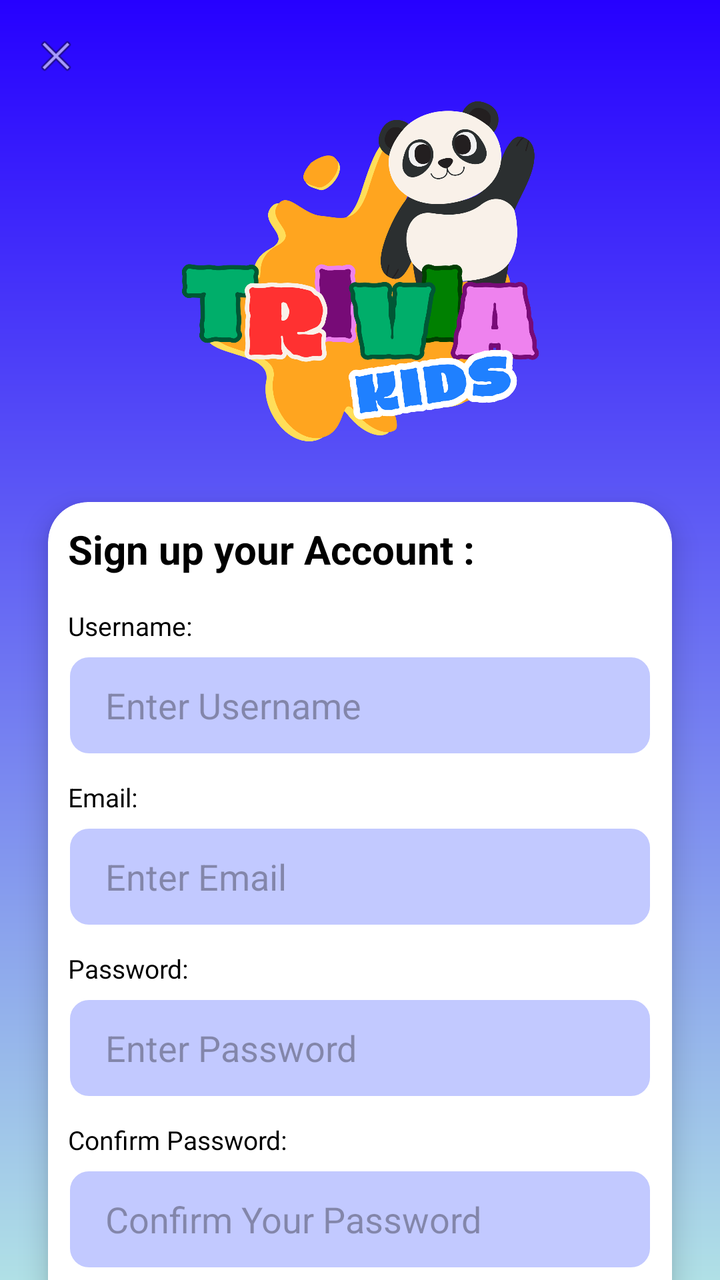
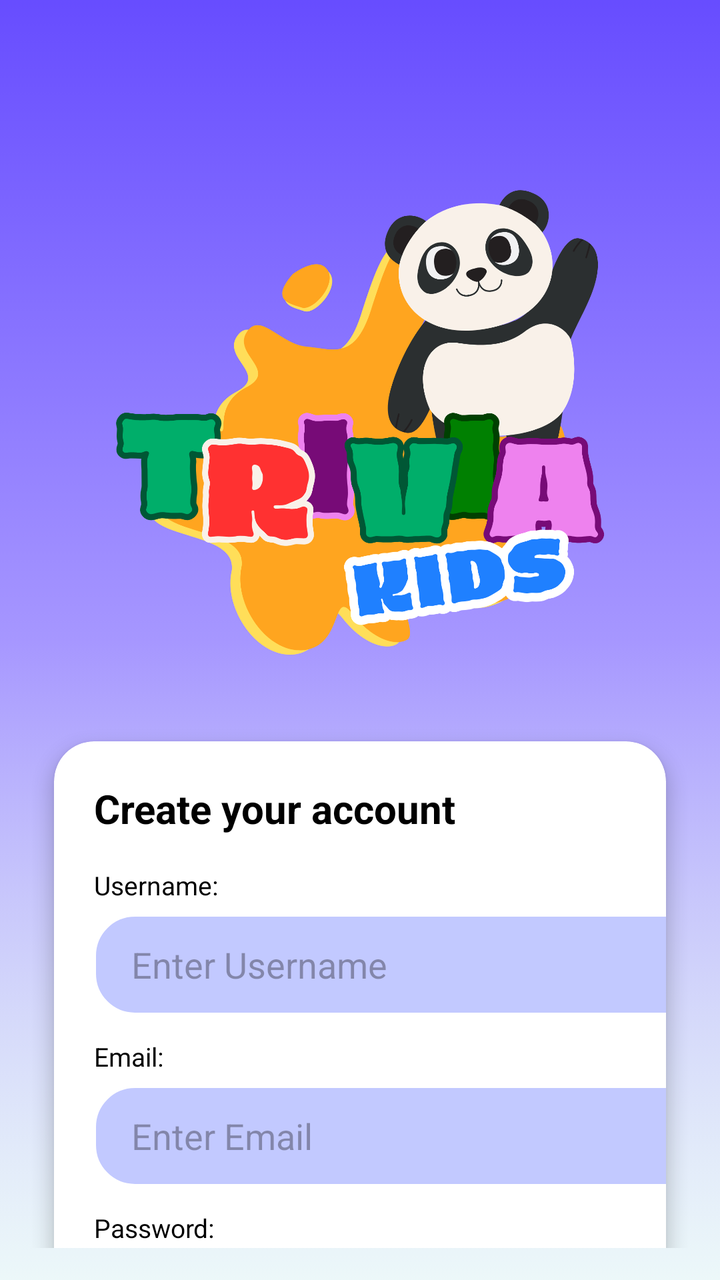

Screens rendered from an Android XML layout before and after an edit, with the pre-edit source and the edit as a unified diff.
<!-- AndroidManifest.xml: application theme Theme.QuizApp -->
<!-- res/layout/signup_page.xml -->
<?xml version="1.0" encoding="utf-8"?>
<androidx.constraintlayout.widget.ConstraintLayout
    xmlns:android="http://schemas.android.com/apk/res/android"
    xmlns:app="http://schemas.android.com/apk/res-auto"
    xmlns:tools="http://schemas.android.com/tools"
    android:layout_width="match_parent"
    android:layout_height="match_parent"
    android:background="@drawable/bg">

    <ImageView
        android:id="@+id/btnClose"
        android:layout_width="24dp"
        android:layout_height="24dp"
        android:layout_margin="16dp"
        android:src="@android:drawable/ic_menu_close_clear_cancel"
        app:layout_constraintStart_toStartOf="parent"
        app:layout_constraintTop_toTopOf="parent"/>

    <ImageView
        android:id="@+id/imgLogo"
        android:layout_width="205dp"
        android:layout_height="183dp"
        android:layout_marginTop="4dp"
        android:src="@drawable/logotrivia"
        app:layout_constraintEnd_toEndOf="parent"
        app:layout_constraintStart_toStartOf="parent"
        app:layout_constraintTop_toBottomOf="@id/btnClose" />

    <androidx.cardview.widget.CardView
        android:layout_width="0dp"
        android:layout_height="wrap_content"
        android:layout_margin="24dp"
        app:cardCornerRadius="20dp"
        app:cardElevation="8dp"
        app:layout_constraintTop_toBottomOf="@id/imgLogo"
        app:layout_constraintStart_toStartOf="parent"
        app:layout_constraintEnd_toEndOf="parent">

        <LinearLayout
            android:layout_width="match_parent"
            android:layout_height="match_parent"
            android:orientation="vertical"
            android:padding="10dp">

            
            <TextView
                android:layout_width="wrap_content"
                android:layout_height="wrap_content"
                android:layout_marginBottom="16dp"
                android:text="Sign up your Account :"
                android:textColor="#000000"
                android:textSize="20sp"
                android:textStyle="bold" />

            
            <TextView
                android:layout_width="wrap_content"
                android:layout_height="wrap_content"
                android:text="Username:"
                android:textColor="#000000"
                android:textSize="13sp" />

            <EditText
                android:id="@+id/etUsername"
                android:layout_width="match_parent"
                android:layout_height="50dp"
                android:layout_marginTop="6dp"
                android:layout_marginBottom="12dp"
                android:background="@drawable/edit_text_rounded_corner"
                android:paddingStart="10dp"
                android:paddingLeft="10dp"
                android:hint="  Enter Username"
                android:inputType="textPersonName" />

            
            <TextView
                android:layout_width="wrap_content"
                android:layout_height="wrap_content"
                android:text="Email:"
                android:textColor="#000000"
                android:textSize="13sp" />

            <EditText
                android:id="@+id/etEmail"
                android:layout_width="match_parent"
                android:layout_height="50dp"
                android:layout_marginTop="6dp"
                android:layout_marginBottom="12dp"
                android:background="@drawable/edit_text_rounded_corner"
                android:paddingStart="10dp"
                android:paddingLeft="10dp"
                android:hint="  Enter Email"
                android:inputType="textPersonName" />
            

            
            <TextView
                android:layout_width="wrap_content"
                android:layout_height="wrap_content"
                android:text="Password:"
                android:textColor="#000000"
                android:textSize="13sp" />

            <EditText
                android:id="@+id/etPassword"
                android:layout_width="match_parent"
                android:layout_height="50dp"
                android:layout_marginTop="6dp"
                android:layout_marginBottom="12dp"
                android:background="@drawable/edit_text_rounded_corner"
                android:paddingStart="10dp"
                android:paddingLeft="10dp"
                android:hint="  Enter Password"
                android:inputType="textPassword" />

            <TextView
                android:layout_width="wrap_content"
                android:layout_height="wrap_content"
                android:text="Confirm Password:"
                android:textColor="#000000"
                android:textSize="13sp" />

            <EditText
                android:id="@+id/etConfirmPassword"
                android:layout_width="match_parent"
                android:layout_height="50dp"
                android:layout_marginTop="6dp"
                android:layout_marginBottom="20dp"
                android:background="@drawable/edit_text_rounded_corner"
                android:paddingStart="10dp"
                android:paddingLeft="10dp"
                android:hint="  Confirm Your Password"
                android:inputType="textPassword" />

            
            <Button
                android:id="@+id/btnSignUp"
                android:layout_width="match_parent"
                android:layout_height="50dp"
                android:backgroundTint="#7C8CFB"
                android:text="SIGN UP"
                android:textColor="@android:color/white"
                android:textSize="18sp"
                android:textStyle="bold" />

        </LinearLayout>
    </androidx.cardview.widget.CardView>

</androidx.constraintlayout.widget.ConstraintLayout>
<!-- resources referenced by this layout -->
<resources>
  <!-- drawable bg (drawable) -->
  <?xml version="1.0" encoding="utf-8"?>
  <shape xmlns:android="http://schemas.android.com/apk/res/android"
      android:shape="rectangle">
      <gradient
          android:startColor="#2600FF"
          android:endColor="#B0E0E6"
          android:angle="-90"
          android:centerY="0.8"/>
  </shape>
  <!-- drawable edit_text_rounded_corner (drawable) -->
  <?xml version="1.0" encoding="utf-8"?>
  <shape android:shape="rectangle" xmlns:android="http://schemas.android.com/apk/res/android">
  
  <stroke android:width="1dp" android:color="@color/white"/>
  <corners android:radius="10dp"/>
  <solid android:color="@color/textPurple"/>
  </shape>
  <!-- drawable logotrivia: png bitmap (drawable, 164232 bytes) -->
  <style name="Theme.QuizApp" parent="Base.Theme.QuizApp" />
  <color name="white">#FFFFFFFF</color>
  <color name="textPurple">#C2C9FF</color>
  <style name="Base.Theme.QuizApp" parent="Theme.Material3.DayNight.NoActionBar">
          
          <item name="colorPrimary">@color/purple</item>
          <item name="colorPrimaryVariant">@color/blue</item>
          <item name="android:statusBarColor">@color/blue</item>
      </style>
  <color name="purple">#2600FF</color>
  <color name="blue">#B0E0E6</color>
</resources>

<!-- the commit's change to res/layout/signup_page.xml (unified diff, before → after) -->
@@ -1,53 +1,45 @@
 <?xml version="1.0" encoding="utf-8"?>
-<androidx.constraintlayout.widget.ConstraintLayout
-    xmlns:android="http://schemas.android.com/apk/res/android"
+<LinearLayout xmlns:android="http://schemas.android.com/apk/res/android"
     xmlns:app="http://schemas.android.com/apk/res-auto"
     xmlns:tools="http://schemas.android.com/tools"
     android:layout_width="match_parent"
     android:layout_height="match_parent"
-    android:background="@drawable/bg">
+    android:background="@drawable/background"
+    android:orientation="vertical"
+    android:gravity="center_horizontal"
+    android:padding="16dp">
 
     <ImageView
-        android:id="@+id/btnClose"
-        android:layout_width="24dp"
-        android:layout_height="24dp"
-        android:layout_margin="16dp"
-        android:src="@android:drawable/ic_menu_close_clear_cancel"
-        app:layout_constraintStart_toStartOf="parent"
-        app:layout_constraintTop_toTopOf="parent"/>
-
-    <ImageView
-        android:id="@+id/imgLogo"
-        android:layout_width="205dp"
-        android:layout_height="183dp"
-        android:layout_marginTop="4dp"
-        android:src="@drawable/logotrivia"
-        app:layout_constraintEnd_toEndOf="parent"
-        app:layout_constraintStart_toStartOf="parent"
-        app:layout_constraintTop_toBottomOf="@id/btnClose" />
+        android:id="@+id/imageView"
+        android:layout_width="250dp"
+        android:layout_height="250dp"
+        android:layout_marginTop="70dp"
+        android:layout_marginBottom="16dp"
+        android:scaleType="fitCenter"
+        android:src="@drawable/logotrivia" />
 
     <androidx.cardview.widget.CardView
-        android:layout_width="0dp"
-        android:layout_height="wrap_content"
-        android:layout_margin="24dp"
+        android:layout_width="wrap_content"
+        android:layout_height="510dp"
+        android:layout_gravity="center"
+        android:layout_marginTop="5dp"
+        app:cardBackgroundColor="@android:color/white"
         app:cardCornerRadius="20dp"
-        app:cardElevation="8dp"
-        app:layout_constraintTop_toBottomOf="@id/imgLogo"
-        app:layout_constraintStart_toStartOf="parent"
-        app:layout_constraintEnd_toEndOf="parent">
+        app:cardElevation="5dp"
+        app:cardUseCompatPadding="true">
 
         <LinearLayout
-            android:layout_width="match_parent"
-            android:layout_height="match_parent"
+            android:layout_width="354dp"
+            android:layout_height="510dp"
             android:orientation="vertical"
-            android:padding="10dp">
+            android:padding="20dp">
 
             
             <TextView
                 android:layout_width="wrap_content"
                 android:layout_height="wrap_content"
                 android:layout_marginBottom="16dp"
-                android:text="Sign up your Account :"
+                android:text="Create your account"
                 android:textColor="#000000"
                 android:textSize="20sp"
                 android:textStyle="bold" />
@@ -67,10 +59,10 @@
                 android:layout_marginTop="6dp"
                 android:layout_marginBottom="12dp"
                 android:background="@drawable/edit_text_rounded_corner"
+                android:hint="  Enter Username"
+                android:inputType="textPersonName"
                 android:paddingStart="10dp"
-                android:paddingLeft="10dp"
-                android:hint="  Enter Username"
-                android:inputType="textPersonName" />
+                android:paddingLeft="10dp" />
 
             
             <TextView
@@ -87,10 +79,10 @@
                 android:layout_marginTop="6dp"
                 android:layout_marginBottom="12dp"
                 android:background="@drawable/edit_text_rounded_corner"
+                android:hint="  Enter Email"
+                android:inputType="textPersonName"
                 android:paddingStart="10dp"
-                android:paddingLeft="10dp"
-                android:hint="  Enter Email"
-                android:inputType="textPersonName" />
+                android:paddingLeft="10dp" />
             
 
             
@@ -108,10 +100,10 @@
                 android:layout_marginTop="6dp"
                 android:layout_marginBottom="12dp"
                 android:background="@drawable/edit_text_rounded_corner"
+                android:hint="  Enter Password"
+                android:inputType="textPassword"
                 android:paddingStart="10dp"
-                android:paddingLeft="10dp"
-                android:hint="  Enter Password"
-                android:inputType="textPassword" />
+                android:paddingLeft="10dp" />
 
             <TextView
                 android:layout_width="wrap_content"
@@ -127,18 +119,18 @@
                 android:layout_marginTop="6dp"
                 android:layout_marginBottom="20dp"
                 android:background="@drawable/edit_text_rounded_corner"
+                android:hint="  Confirm Your Password"
+                android:inputType="textPassword"
                 android:paddingStart="10dp"
-                android:paddingLeft="10dp"
-                android:hint="  Confirm Your Password"
-                android:inputType="textPassword" />
+                android:paddingLeft="10dp" />
 
             
             <Button
                 android:id="@+id/btnSignUp"
                 android:layout_width="match_parent"
-                android:layout_height="50dp"
+                android:layout_height="55dp"
                 android:backgroundTint="#7C8CFB"
-                android:text="SIGN UP"
+                android:text="Register"
                 android:textColor="@android:color/white"
                 android:textSize="18sp"
                 android:textStyle="bold" />
@@ -146,4 +138,4 @@
         </LinearLayout>
     </androidx.cardview.widget.CardView>
 
-</androidx.constraintlayout.widget.ConstraintLayout>
+</LinearLayout>
<!-- resource entries referenced after the edit -->
@@ -1,21 +1,12 @@
 <!-- resources referenced by this layout -->
 <resources>
-  <!-- drawable bg (drawable) -->
-  <?xml version="1.0" encoding="utf-8"?>
-  <shape xmlns:android="http://schemas.android.com/apk/res/android"
-      android:shape="rectangle">
-      <gradient
-          android:startColor="#2600FF"
-          android:endColor="#B0E0E6"
-          android:angle="-90"
-          android:centerY="0.8"/>
-  </shape>
+  <!-- drawable background: png bitmap (drawable, 33364 bytes) -->
   <!-- drawable edit_text_rounded_corner (drawable) -->
   <?xml version="1.0" encoding="utf-8"?>
   <shape android:shape="rectangle" xmlns:android="http://schemas.android.com/apk/res/android">
   
   <stroke android:width="1dp" android:color="@color/white"/>
-  <corners android:radius="10dp"/>
+  <corners android:radius="20dp"/>
   <solid android:color="@color/textPurple"/>
   </shape>
   <!-- drawable logotrivia: png bitmap (drawable, 164232 bytes) -->
